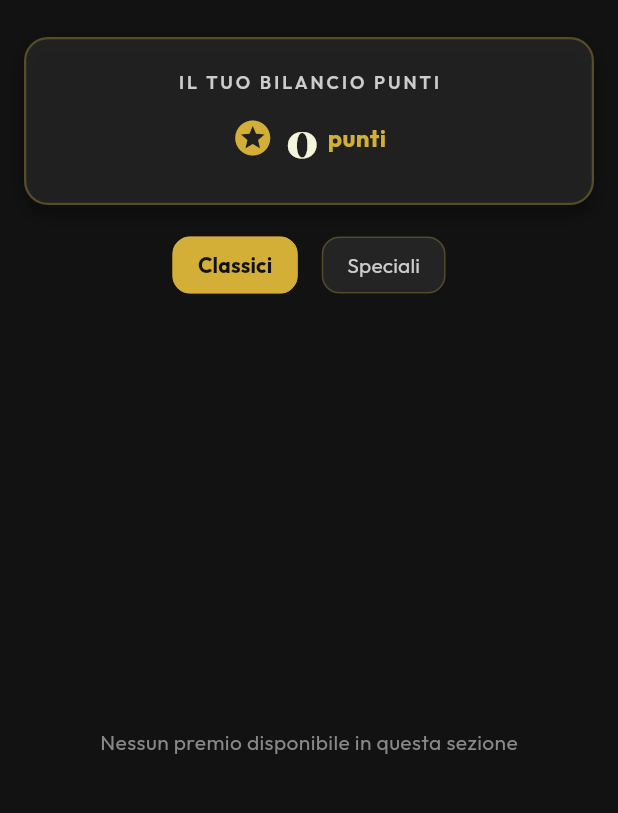
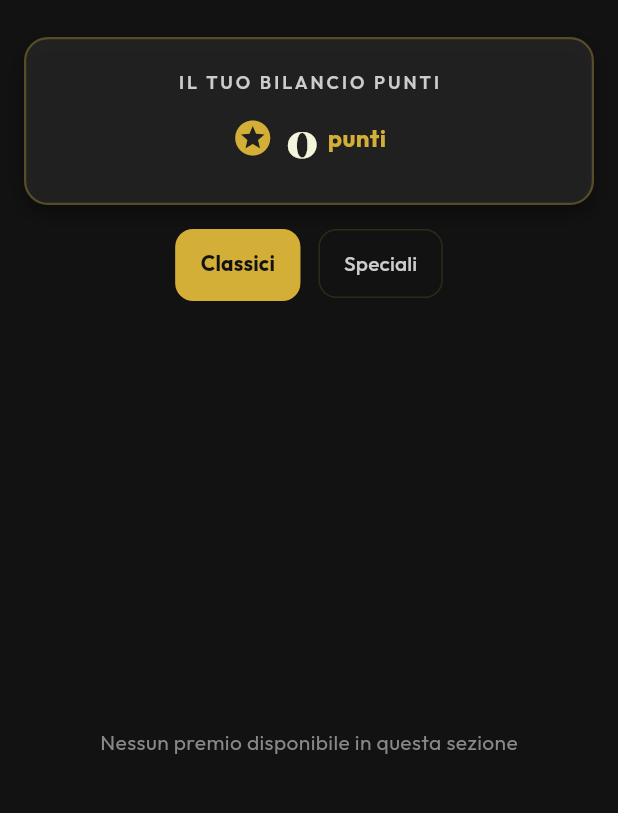
Before and after one commit to Gigiux6/Monet_Bar, a Flutter app: the RewardsScreen screen opened directly, on a phone screen of 412 x 824 dp, the part 71-884 px from its top. Run offline on Flutter 3.47's test engine with Material 3 defaults, Android fonts, the phone set to English and light mode, and no system bars; our stand-ins replace cached_network_image, cloud_firestore, firebase_auth, firebase_core, firebase_messaging, firebase_storage and 7 more; missing offline and left inert: flutter_facebook_auth, mobile_scanner; accounts and stored records are empty; generated files the repository leaves out were written again.

Commit message:
feat: implement swipeable submenus with custom tabbar styling

```diff
--- a/lib/presentation/rewards/rewards_screen.dart
+++ b/lib/presentation/rewards/rewards_screen.dart
@@ -21,7 +21,6 @@ class RewardsScreen extends StatefulWidget {
 
 class _RewardsScreenState extends State<RewardsScreen> {
   bool _isProcessing = false;
-  int _selectedTab = 0;
 
   int _daysUntilNext(String dateStr, int validityDays) {
     try {
@@ -306,7 +305,9 @@ class _RewardsScreenState extends State<RewardsScreen> {
                     centerTitle: true,
                     actions: const [AppBarLogo()],
                   ),
-                  body: Stack(
+                  body: DefaultTabController(
+                    length: 2,
+                    child: Stack(
                       children: [
                         Column(
                           children: [
@@ -355,71 +356,60 @@ class _RewardsScreenState extends State<RewardsScreen> {
                                 ],
                               ),
                             ),
-                          // Custom Category Pills
-                          Row(
-                            mainAxisAlignment: MainAxisAlignment.center,
-                            children: [
-                              ChoiceChip(
-                                label: Text(
-                                  'Classici',
-                                  style: GoogleFonts.outfit(
-                                    fontWeight: _selectedTab == 0 ? FontWeight.bold : FontWeight.normal,
-                                    color: _selectedTab == 0 ? AppTheme.backgroundDark : AppTheme.textSecondary,
+                            // TabBar
+                            TabBar(
+                              isScrollable: true,
+                              tabAlignment: TabAlignment.center,
+                              labelPadding: const EdgeInsets.symmetric(horizontal: 6),
+                              indicatorPadding: EdgeInsets.zero,
+                              indicatorSize: TabBarIndicatorSize.label,
+                              dividerColor: Colors.transparent,
+                              indicator: BoxDecoration(
+                                borderRadius: BorderRadius.circular(12),
+                                color: AppTheme.accentGold,
+                              ),
+                              labelColor: AppTheme.backgroundDark,
+                              unselectedLabelColor: AppTheme.textSecondary,
+                              labelStyle: GoogleFonts.outfit(fontWeight: FontWeight.bold),
+                              unselectedLabelStyle: GoogleFonts.outfit(),
+                              tabs: [
+                                Tab(
+                                  child: Container(
+                                    padding: const EdgeInsets.symmetric(horizontal: 16),
+                                    decoration: BoxDecoration(
+                                      borderRadius: BorderRadius.circular(12),
+                                      border: Border.all(color: AppTheme.accentGold.withOpacity(0.15)),
+                                    ),
+                                    child: const Align(
+                                      alignment: Alignment.center,
+                                      child: Text('Classici'),
                                     ),
                                   ),
-                                selected: _selectedTab == 0,
-                                selectedColor: AppTheme.accentGold,
-                                backgroundColor: AppTheme.cardDark,
-                                onSelected: (selected) {
-                                  if (selected) {
-                                    setState(() {
-                                      _selectedTab = 0;
-                                    });
-                                  }
-                                },
-                                shape: RoundedRectangleBorder(
+                                ),
+                                Tab(
+                                  child: Container(
+                                    padding: const EdgeInsets.symmetric(horizontal: 16),
+                                    decoration: BoxDecoration(
                                       borderRadius: BorderRadius.circular(12),
-                                  side: BorderSide(
-                                    color: _selectedTab == 0 ? AppTheme.accentGold : AppTheme.accentGold.withOpacity(0.15),
+                                      border: Border.all(color: AppTheme.accentGold.withOpacity(0.15)),
+                                    ),
+                                    child: const Align(
+                                      alignment: Alignment.center,
+                                      child: Text('Speciali'),
                                     ),
                                   ),
-                                showCheckmark: false,
-                              ),
-                              const SizedBox(width: 16),
-                              ChoiceChip(
-                                label: Text(
-                                  'Speciali',
-                                  style: GoogleFonts.outfit(
-                                    fontWeight: _selectedTab == 1 ? FontWeight.bold : FontWeight.normal,
-                                    color: _selectedTab == 1 ? AppTheme.backgroundDark : AppTheme.textSecondary,
-                                  ),
-                                ),
-                                selected: _selectedTab == 1,
-                                selectedColor: AppTheme.accentGold,
-                                backgroundColor: AppTheme.cardDark,
-                                onSelected: (selected) {
-                                  if (selected) {
-                                    setState(() {
-                                      _selectedTab = 1;
-                                    });
-                                  }
-                                },
-                                shape: RoundedRectangleBorder(
-                                  borderRadius: BorderRadius.circular(12),
-                                  side: BorderSide(
-                                    color: _selectedTab == 1 ? AppTheme.accentGold : AppTheme.accentGold.withOpacity(0.15),
-                                  ),
-                                ),
-                                showCheckmark: false,
                                 ),
                               ],
                             ),
                             const SizedBox(height: 12),
-                          // Expanded fills remaining screen height - lists scroll freely inside
+                            // Expanded fills remaining screen height - TabBarView handles swipe
                             Expanded(
-                            child: _selectedTab == 0
-                                ? _buildRewardsList(baseRewards, user, coupons)
-                                : _buildRewardsList(specialRewards, user, coupons),
+                              child: TabBarView(
+                                children: [
+                                  _buildRewardsList(baseRewards, user, coupons),
+                                  _buildRewardsList(specialRewards, user, coupons),
+                                ],
+                              ),
                             ),
                           ],
                         ),
@@ -433,6 +423,7 @@ class _RewardsScreenState extends State<RewardsScreen> {
                             ),
                           ),
                       ],
+                    ),
                   ),
                 );
               },
```
Also changed, not shown: lib/presentation/menu/menu_screen.dart (+52 -43 lines). Lines whose indentation alone changed are shown as unchanged.
